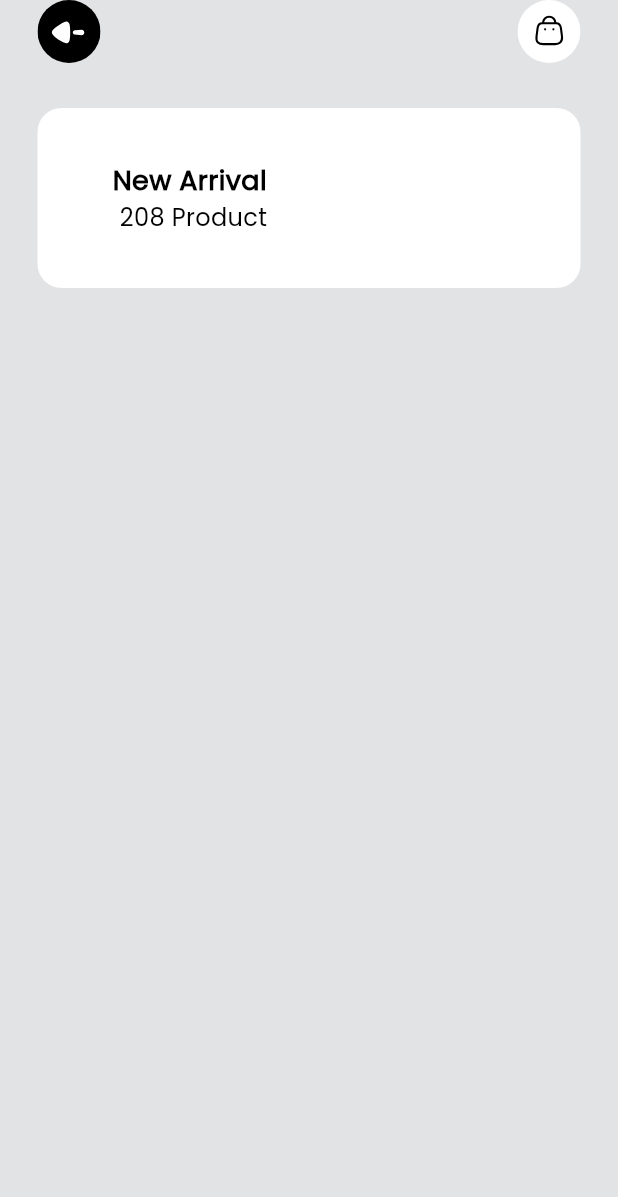
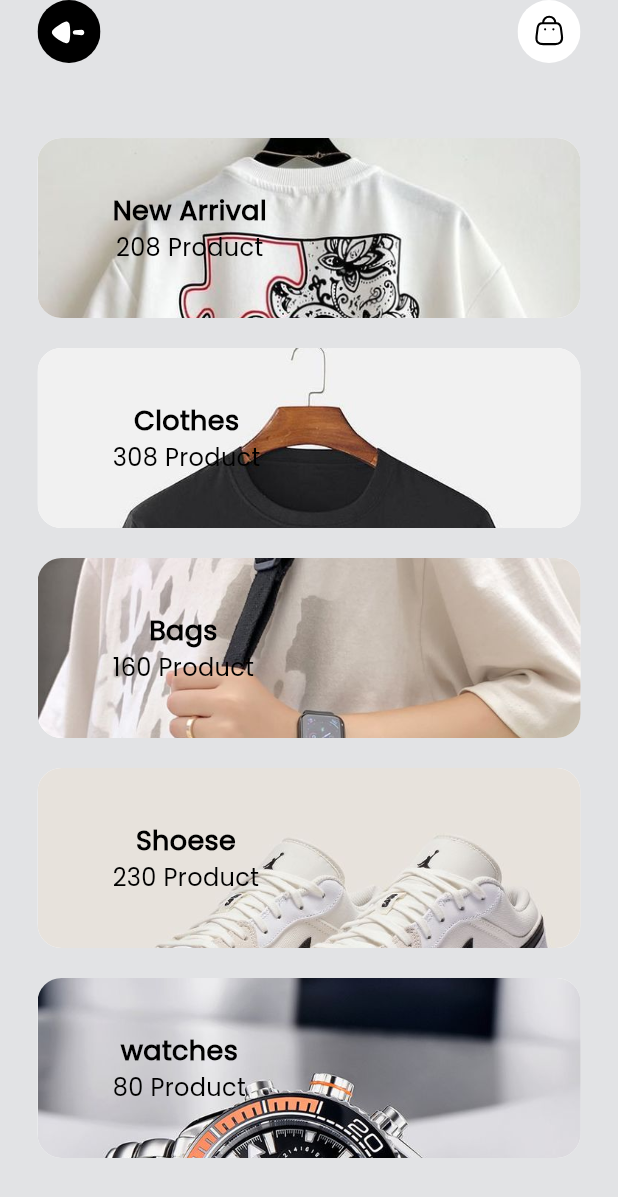
Before and after one commit to SeifRashedd/Fashion_Market, a Flutter app: the MenuView screen opened by its route, on a phone screen of 412 x 824 dp. Shown: the top 1197 px of the screen. Run offline on Flutter 3.47's test engine with Material 3 defaults, Android fonts, the phone set to English and light mode, and no system bars; our stand-ins replace firebase_auth, firebase_core, flutter_svg, gap, go_router; accounts and stored records are empty.

Commit message:
finish the menu view

```diff
--- /dev/null
+++ b/lib/Features/menu/presentation/view/widgets/category_list_view_body.dart
@@ -0,0 +1,59 @@
+import 'package:fashion_market/Features/menu/presentation/view/data/models/catergoy_model.dart';
+import 'package:fashion_market/core/utils/app_styles.dart';
+import 'package:flutter/material.dart';
+
+class CategoryListViewBody extends StatelessWidget {
+  const CategoryListViewBody({
+    super.key,
+    required this.categotymodel,
+  });
+
+  final List<CategotyModel> categotymodel;
+
+  @override
+  Widget build(BuildContext context) {
+    return ListView.builder(
+      itemCount: categotymodel.length,
+      itemBuilder: (context, index) {
+        return Padding(
+          padding: const EdgeInsets.only(top: 20),
+          child: ClipRRect(
+            borderRadius: BorderRadius.circular(16),
+            child: Container(
+              color: Colors.white,
+              height: 120,
+              width: 400,
+              child: Stack(
+                children: [
+                  Positioned(
+                      left: 0,
+                      top: -20,
+                      right: 0,
+                      child: categotymodel[index].categotyImage,
+                      ),
+                  Padding(
+                    padding: const EdgeInsets.only(left: 50),
+                    child: Column(
+                      mainAxisAlignment: MainAxisAlignment.center,
+                      children: [
+                        Text(
+                          categotymodel[index].title,
+                          style: AppStyles.styleBold18,
+                        ),
+                        Text(
+                          categotymodel[index].productCount,
+                          style: AppStyles.styleRegular16
+                              .copyWith(color: Colors.black),
+                        ),
+                      ],
+                    ),
+                  ),
+                ],
+              ),
+            ),
+          ),
+        );
+      },
+    );
+  }
+}
--- a/lib/Features/menu/presentation/view/widgets/category_model_list_view.dart
+++ b/lib/Features/menu/presentation/view/widgets/category_model_list_view.dart
@@ -1,47 +1,33 @@
 import 'package:fashion_market/Features/menu/presentation/view/data/models/catergoy_model.dart';
+import 'package:fashion_market/Features/menu/presentation/view/widgets/category_list_view_body.dart';
 import 'package:fashion_market/core/utils/app_images.dart';
-import 'package:fashion_market/core/utils/app_styles.dart';
 import 'package:flutter/material.dart';
 
 class CatrgoryModelListView extends StatelessWidget {
-  CatrgoryModelListView({super.key});
+  CatrgoryModelListView({
+    super.key,
+  });
   final List<CategotyModel> categotymodel = [
-    // CategotyModel(title: 'New Arrival', productCount: '208 Product', categotyImage: categotyImage),
-    // CategotyModel(title: 'Clothes', productCount: '308 Product', categotyImage: categotyImage),
-    // CategotyModel(title: 'Bags', productCount: '160 Product', categotyImage: categotyImage),
-    // CategotyModel(title: 'Shoese', productCount: '230 Product', categotyImage: categotyImage),
-    // CategotyModel(title: 'watches', productCount: '80 Product', categotyImage: categotyImage),
+    CategotyModel(
+        title: 'New Arrival',
+        productCount: '208 Product',
+        categotyImage: AppImages.newArrival),
+    CategotyModel(
+        title: 'Clothes',
+        productCount: '308 Product',
+        categotyImage: AppImages.clothesCategory),
+    CategotyModel(title: 'Bags', productCount: '160 Product', categotyImage: AppImages.bagesCategory),
+    CategotyModel(
+        title: 'Shoese',
+        productCount: '230 Product',
+        categotyImage: AppImages.shosesCategory),
+    CategotyModel(title: 'watches', productCount: '80 Product', categotyImage: AppImages.watchesCategory),
   ];
+
   @override
   Widget build(BuildContext context) {
-    return Container(
-      height: 120,
-      width: 400,
-      decoration: BoxDecoration(
-        borderRadius: BorderRadius.circular(16),
-        color: Colors.white,
-      ),
-      child: Stack(
-        children: [
-          Positioned(right: 0, child: AppImages.newArrives),
-          Padding(
-            padding: const EdgeInsets.only(left: 50),
-            child: Column(
-              mainAxisAlignment: MainAxisAlignment.center,
-              children: [
-                Text(
-                  'New Arrival ',
-                  style: AppStyles.styleBold18,
-                ),
-                Text(
-                  '208 Product',
-                  style: AppStyles.styleRegular16.copyWith(color: Colors.black),
-                ),
-              ],
-            ),
-          ),
-        ],
-      ),
+    return Expanded(
+      child: CategoryListViewBody(categotymodel: categotymodel),
     );
   }
 }
--- a/lib/core/utils/app_images.dart
+++ b/lib/core/utils/app_images.dart
@@ -16,5 +16,11 @@ abstract class AppImages {
   static SvgPicture backarrow = SvgPicture.asset('assets/images/backArrow.svg');
 
   static SvgPicture cart = SvgPicture.asset('assets/images/carticon.svg');
-  static Image newArrives = Image.asset('assets/images/newarrival.png');
+  static Image newArrival = Image.asset('assets/images/newarrivalimage.png');
+  static Image clothesCategory =
+      Image.asset('assets/images/clothescategory.png');
+  static Image shosesCategory = Image.asset('assets/images/shosesCategry.png');
+  static Image bagesCategory = Image.asset('assets/images/bagsCategory.png');
+  static Image watchesCategory =
+      Image.asset('assets/images/watchesCatrgory.png');
 }
```
Also changed, not shown: assets/images/bagsCategory.png (added), assets/images/clothescategory.png (added), assets/images/newarrivalimage.png (added), assets/images/shosesCategry.png (added), assets/images/watchesCatrgory.png (added).
